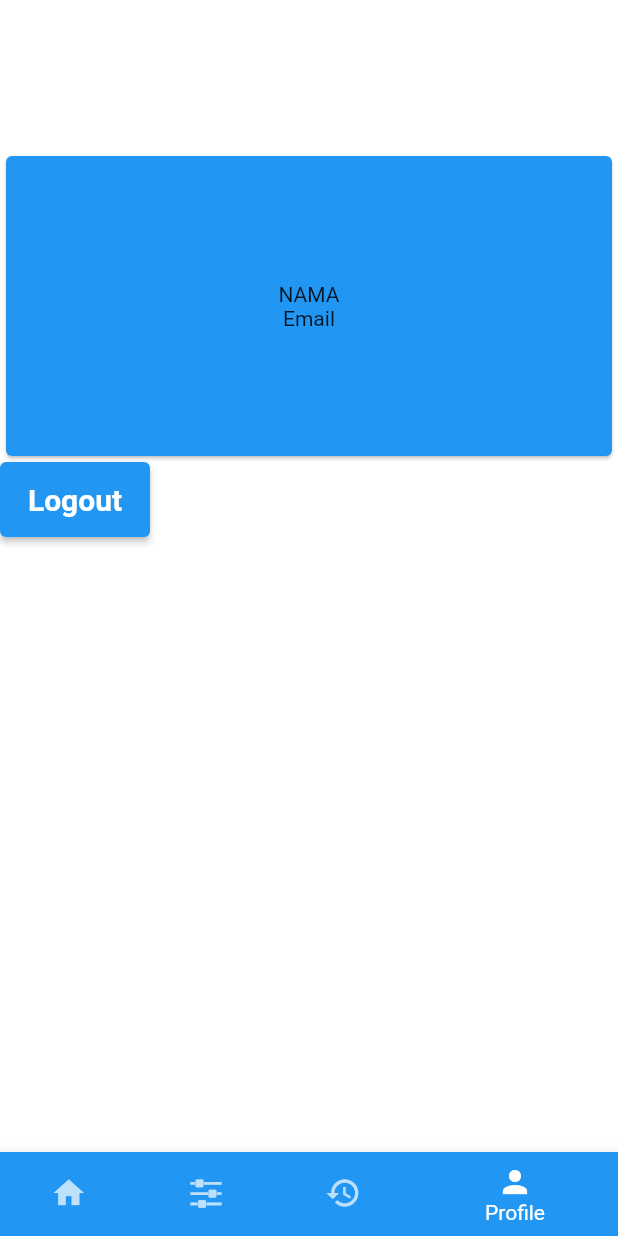
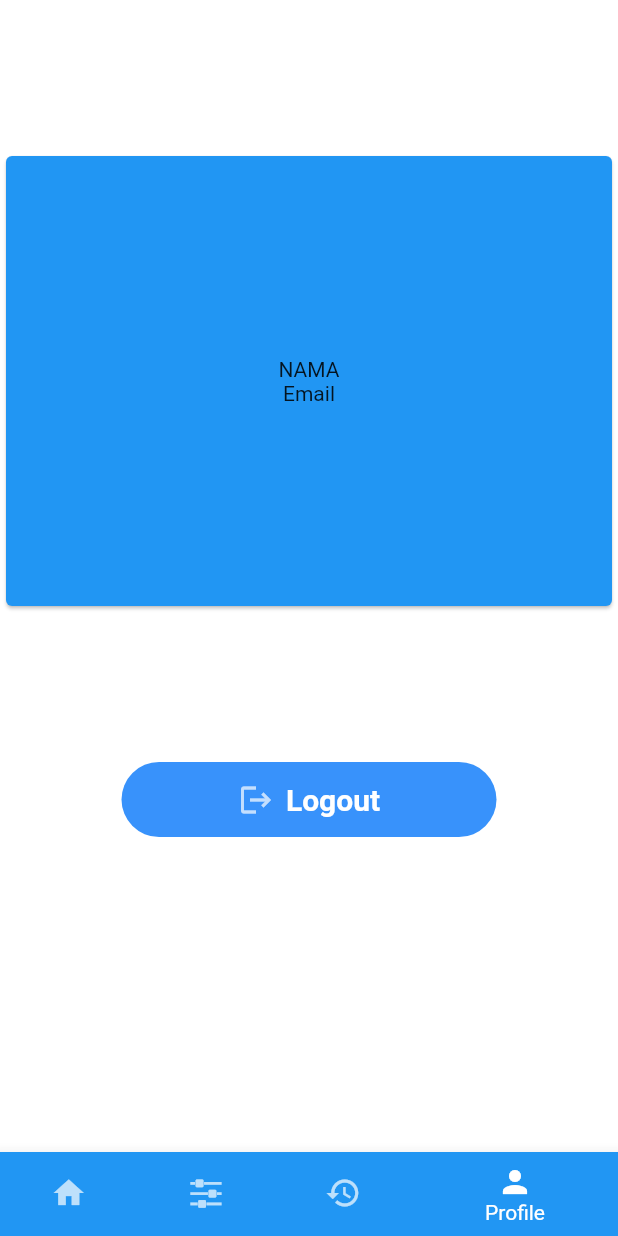
Before and after one commit to Alvi19/smarthome, a Flutter app: the BottomNavigationBarExample screen opened directly, item 4 of the bottom bar chosen, on a phone screen of 412 x 824 dp. Run offline on Flutter 3.47's test engine with Material 2 defaults, Android fonts, the phone set to English and light mode, and no system bars; our stand-ins replace shared_preferences; missing offline and left inert: mqtt_client, simple_barcode_scanner; accounts and stored records are empty; network calls fail.

Commit message:
fisrt commit

```diff
--- a/lib/home.dart
+++ b/lib/home.dart
@@ -19,9 +19,10 @@ class BottomNavigationBarExample extends StatefulWidget {
       _BottomNavigationBarExampleState();
 }
 
+int selectedIndex = 0;
+
 class _BottomNavigationBarExampleState
     extends State<BottomNavigationBarExample> {
-  int _selectedIndex = 0;
   static const TextStyle optionStyle =
       TextStyle(fontSize: 30, fontWeight: FontWeight.bold);
   static const List<Widget> _widgetOptions = <Widget>[
@@ -36,28 +37,8 @@ class _BottomNavigationBarExampleState
 
   void _onItemTapped(int index) {
     setState(() {
-      _selectedIndex = index;
+      selectedIndex = index;
     });
-  }
-
-  void cekPerangkat() async {
-    var res = await Network().getData("/user");
-    var body = jsonDecode(res.body);
-
-    print(body);
-
-    List? perangkats =
-        body['perangkats'] != null ? List.from(body['perangkats']) : null;
-
-    if (perangkats != null && perangkats.length == 0) {
-      Navigator.of(context).pushReplacement(
-          MaterialPageRoute(builder: ((context) => ScannerPage())));
-    }
-
-    if (body['kode_otp'] != null) {
-      Navigator.of(context)
-          .pushReplacement(MaterialPageRoute(builder: ((context) => Otp())));
-    }
   }
 
   void isLogin() async {
@@ -72,10 +53,9 @@ class _BottomNavigationBarExampleState
   @override
   Widget build(BuildContext context) {
     isLogin();
-    cekPerangkat();
     return Scaffold(
       body: Center(
-        child: _widgetOptions.elementAt(_selectedIndex),
+        child: _widgetOptions.elementAt(selectedIndex),
       ),
       bottomNavigationBar: BottomNavigationBar(
         unselectedIconTheme: IconThemeData(color: Colors.white70),
@@ -102,7 +82,7 @@ class _BottomNavigationBarExampleState
             backgroundColor: Colors.blue,
           ),
         ],
-        currentIndex: _selectedIndex,
+        currentIndex: selectedIndex,
         selectedItemColor: Colors.white,
         onTap: _onItemTapped,
       ),
--- a/lib/profile.dart
+++ b/lib/profile.dart
@@ -21,7 +21,7 @@ class _ProfileState extends State<Profile> {
           Card(
             color: Colors.blue,
             child: SizedBox(
-              height: 200,
+              height: 300,
               width: MediaQuery.of(context).size.width,
               child: Column(
                 mainAxisAlignment: MainAxisAlignment.center,
@@ -29,23 +29,41 @@ class _ProfileState extends State<Profile> {
               ),
             ),
           ),
-          Container(
-            width: 100,
-            height: 50,
-            decoration: BoxDecoration(
-                borderRadius: BorderRadius.circular(30),
-                color: Color(0xff0075ff)),
-            child: ElevatedButton(
-              onPressed: () async {
+          SizedBox(height: 100),
+          Align(
+            alignment: Alignment.bottomCenter,
+            child: Material(
+              borderRadius: BorderRadius.circular(25),
+              color: Color(0xff3892FB),
+              child: InkWell(
+                onTap: () async {
                   Network().postData('/logout', {});
                   var localStorage = await SharedPreferences.getInstance();
                   localStorage.remove('token');
                   Navigator.of(context).pushReplacement(
-                    MaterialPageRoute(builder: ((context) => Login())));
+                    MaterialPageRoute(builder: ((context) => Login())),
+                  );
                 },
-              child: Text(
+                borderRadius: BorderRadius.circular(25),
+                child: Container(
+                  width: 250,
+                  height: 50,
+                  alignment: Alignment.center,
+                  child: Row(
+                    mainAxisAlignment: MainAxisAlignment.center,
+                    children: [
+                      Icon(Icons.logout, color: Colors.white70),
+                      SizedBox(width: 8),
+                      Text(
                         'Logout',
-                style: TextStyle(fontSize: 20, fontWeight: FontWeight.w700),
+                        style: TextStyle(
+                            fontSize: 20,
+                            fontWeight: FontWeight.w700,
+                            color: Colors.white),
+                      ),
+                    ],
+                  ),
+                ),
               ),
             ),
           ),
```
Also changed, not shown: lib/kendali.dart (+50 -3 lines), lib/monitoring.dart (+71 -4 lines), lib/scanner.dart (+5 -3 lines). Lines whose indentation alone changed are shown as unchanged.
